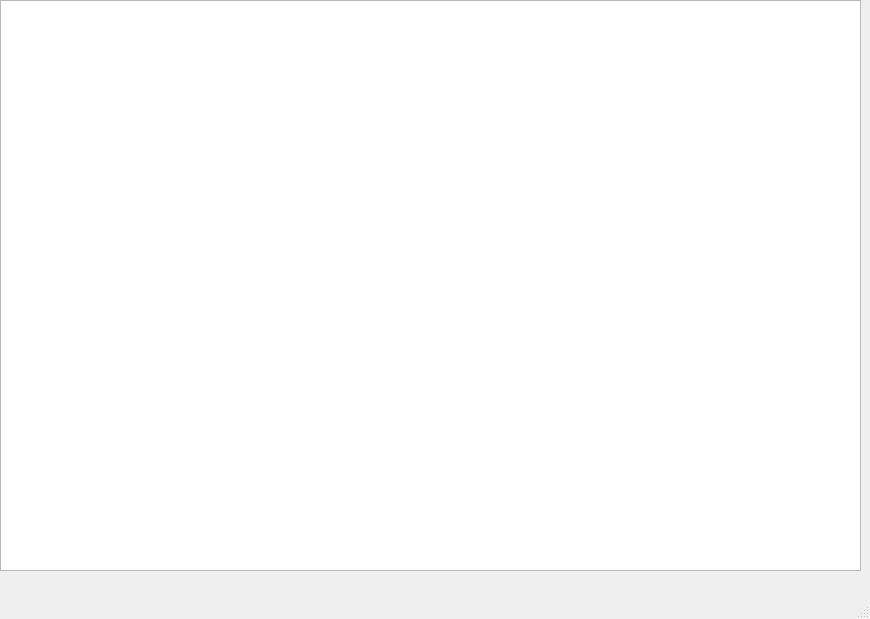
Above: PwGUI/PwGUI/mainwindow.ui from LeonardoCasarotto/PwTpsit before the change. Below: the same form after it.
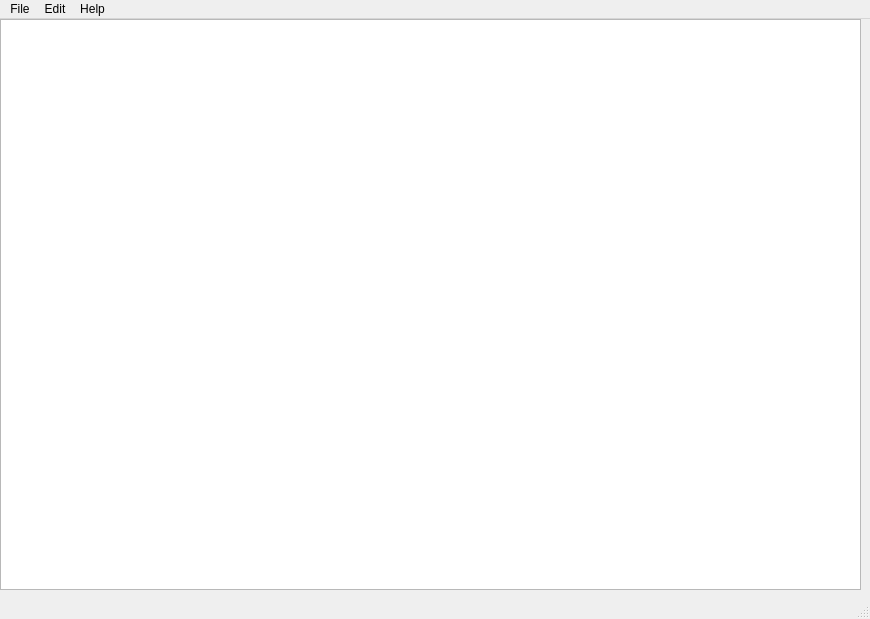
That is the form after the change.

What changed in the file:
```diff
--- a/PwGUI/PwGUI/mainwindow.ui
+++ b/PwGUI/PwGUI/mainwindow.ui
@@ -34,6 +34,25 @@
      <height>22</height>
     </rect>
    </property>
+   <widget class="QMenu" name="menuFile">
+    <property name="title">
+     <string>File</string>
+    </property>
+   </widget>
+   <widget class="QMenu" name="menuEdit">
+    <property name="title">
+     <string>Edit</string>
+    </property>
+   </widget>
+   <widget class="QMenu" name="menuHelp">
+    <property name="title">
+     <string>Help</string>
+    </property>
+    <addaction name="actionWiki"/>
+   </widget>
+   <addaction name="menuFile"/>
+   <addaction name="menuEdit"/>
+   <addaction name="menuHelp"/>
   </widget>
   <widget class="QStatusBar" name="statusbar"/>
  </widget>
```
Left out of the diff: 5 changed lines with no effect on the pictures.
